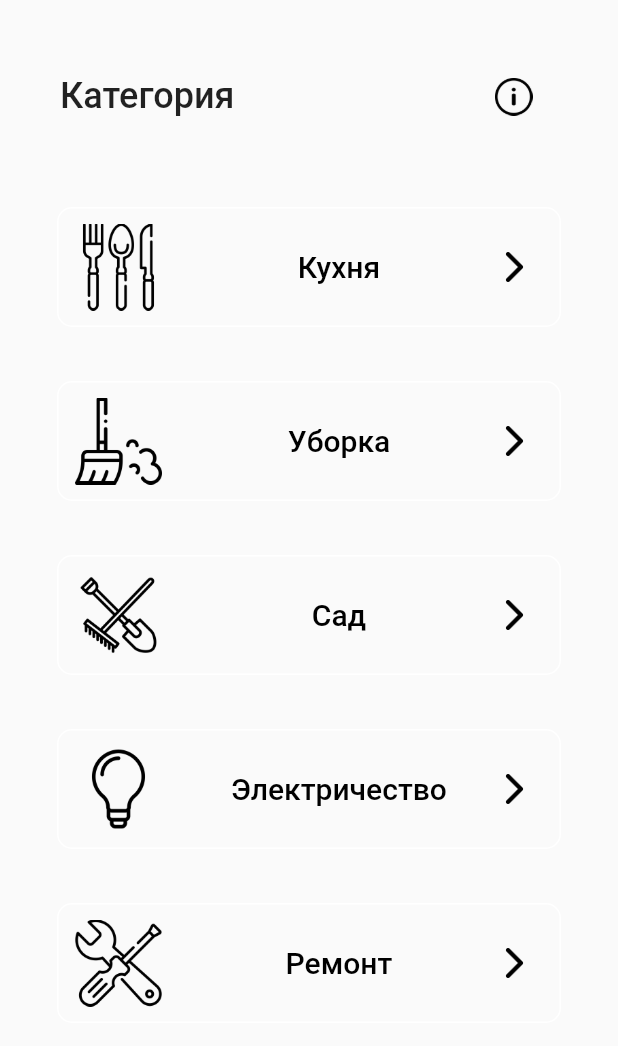
After one commit to cerealexperiments/university_app_ui, a Flutter app: the screen it shows after launch, on a phone screen of 412 x 824 dp. The commit adds this screen. Shown: the top 1046 px of the screen. Run offline on Flutter 3.47's test engine with Material 2 defaults, Android fonts, the phone set to English and light mode, and no system bars; Roboto replaces fonts that are missing (fonts/Lato-Regular.ttf).

Commit message:
fix issues

```diff
--- a/lib/pages/new_post_page.dart
+++ b/lib/pages/new_post_page.dart
@@ -2,9 +2,6 @@ import "package:flutter/material.dart";
 
 import 'front_page.dart';
 
-void main() {
-  runApp(NewPostPage());
-}
 
 class NewPostPage extends StatefulWidget {
   String taskDeadline = "5ч.";
--- /dev/null
+++ b/lib/pages/section_page.dart
@@ -0,0 +1,51 @@
+import 'package:flutter/material.dart';
+
+import '../app_widgets/section_card.dart';
+
+class SectionPage extends StatelessWidget {
+  const SectionPage({Key? key}) : super(key: key);
+
+  @override
+  Widget build(BuildContext context) {
+    return Scaffold(
+      body: Column(
+        children: <Widget>[
+          Row(
+            crossAxisAlignment: CrossAxisAlignment.baseline,
+            textBaseline: TextBaseline.ideographic,
+            children: <Widget>[
+              Container(
+                width: 150,
+                height: 40,
+                margin: EdgeInsets.only(left: 40, top: 50),
+                child: Text(
+                  "Категория",
+                  style: TextStyle(
+                    fontSize: 24,
+                    fontWeight: FontWeight.w500,
+                  ),
+                ),
+              ),
+              Container(
+                margin: EdgeInsets.only(left: 140, top: 52),
+                child: Image.asset(
+                  "icons/info.png",
+                  width: 25,
+                  height: 25,
+                ),
+              ),
+            ],
+          ),
+          SizedBox(
+            height: 20,
+          ),
+          SectionCard(sectionName: "Кухня", sectionIconPath: "icons/kitchen.png"),
+          SectionCard(sectionName: "Уборка", sectionIconPath: "icons/cleaning.png"),
+          SectionCard(sectionName: "Сад", sectionIconPath: "icons/gardening-tools.png"),
+          SectionCard(sectionName: "Электричество", sectionIconPath: "icons/lamp.png"),
+          SectionCard(sectionName: "Ремонт", sectionIconPath: "icons/settings.png"),
+        ],
+      ),
+    );
+  }
+}
```
Also changed, not shown: lib/main.dart (+2 -40 lines).
